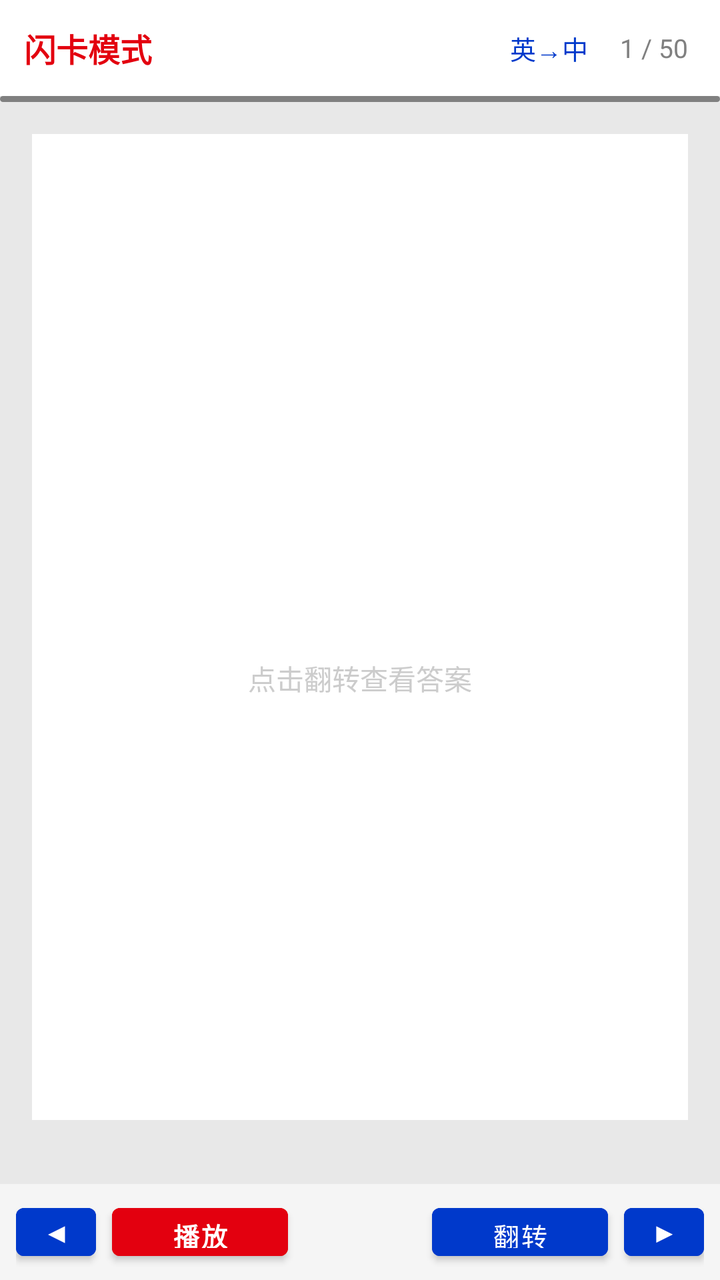
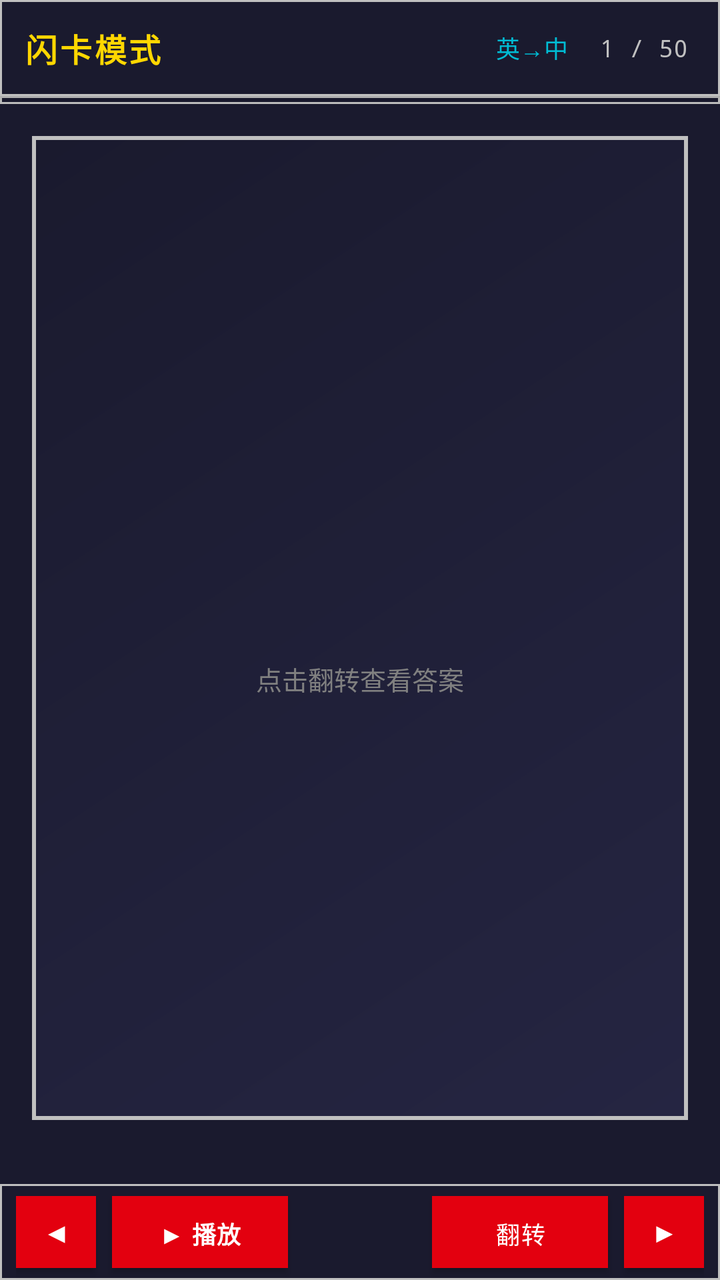

Two renders of the same Android screen: before a commit and after it. Below are the layout's source before the change and the commit's diff.
<!-- AndroidManifest.xml: application theme Theme.LearnE -->
<!-- res/layout/fragment_flashcard.xml -->
<?xml version="1.0" encoding="utf-8"?>
<LinearLayout
    xmlns:android="http://schemas.android.com/apk/res/android"
    android:layout_width="match_parent"
    android:layout_height="match_parent"
    android:background="#E8E8E8"
    android:orientation="vertical">

    
    <LinearLayout
        android:layout_width="match_parent"
        android:layout_height="48dp"
        android:orientation="horizontal"
        android:paddingHorizontal="12dp"
        android:paddingVertical="6dp"
        android:gravity="center_vertical"
        android:background="#FFFFFF">

        <TextView
            android:id="@+id/tv_title"
            android:layout_width="wrap_content"
            android:layout_height="wrap_content"
            android:text="闪卡模式"
            android:textColor="#E3000F"
            android:textSize="16sp"
            android:textStyle="bold"/>

        <View android:layout_width="0dp" android:layout_height="0dp" android:layout_weight="1"/>

        <TextView
            android:id="@+id/tv_direction"
            android:layout_width="wrap_content"
            android:layout_height="wrap_content"
            android:text="英→中"
            android:textColor="#0039CB"
            android:textSize="13sp"
            android:padding="4dp"
            android:layout_marginEnd="8dp"/>

        <TextView
            android:id="@+id/tv_progress"
            android:layout_width="wrap_content"
            android:layout_height="wrap_content"
            android:text="1 / 50"
            android:textColor="#808080"
            android:textSize="13sp"
            android:padding="4dp"/>
    </LinearLayout>

    
    <ProgressBar
        android:id="@+id/progress_bar"
        style="?android:attr/progressBarStyleHorizontal"
        android:layout_width="match_parent"
        android:layout_height="3dp"
        android:progress="0"
        android:progressDrawable="@drawable/progress_gundam"/>

    
    <LinearLayout
        android:id="@+id/content_container"
        android:layout_width="match_parent"
        android:layout_height="0dp"
        android:layout_weight="1"
        android:orientation="vertical"
        android:padding="16dp"
        android:gravity="center">

        
        <FrameLayout
            android:id="@+id/card_container"
            android:layout_width="match_parent"
            android:layout_height="0dp"
            android:layout_weight="1"
            android:layout_marginBottom="16dp">

            
            <LinearLayout
                android:id="@+id/card_front"
                android:layout_width="match_parent"
                android:layout_height="match_parent"
                android:orientation="vertical"
                android:gravity="center"
                android:background="#FFFFFF"
                android:padding="24dp"
                android:elevation="4dp">

                <TextView
                    android:id="@+id/tv_card_front_content"
                    android:layout_width="wrap_content"
                    android:layout_height="wrap_content"
                    android:text=""
                    android:textColor="#000000"
                    android:textSize="32sp"
                    android:textStyle="bold"
                    android:gravity="center"
                    android:layout_marginBottom="8dp"/>

                <TextView
                    android:id="@+id/tv_card_hint"
                    android:layout_width="wrap_content"
                    android:layout_height="wrap_content"
                    android:text="点击翻转查看答案"
                    android:textColor="#CCCCCC"
                    android:textSize="14sp"/>
            </LinearLayout>

            
            <LinearLayout
                android:id="@+id/card_back"
                android:layout_width="match_parent"
                android:layout_height="match_parent"
                android:orientation="vertical"
                android:gravity="center"
                android:background="#FFF8F0"
                android:padding="24dp"
                android:elevation="4dp"
                android:visibility="gone">

                <TextView
                    android:id="@+id/tv_card_back_word"
                    android:layout_width="wrap_content"
                    android:layout_height="wrap_content"
                    android:text=""
                    android:textColor="#0039CB"
                    android:textSize="24sp"
                    android:textStyle="bold"
                    android:layout_marginBottom="4dp"/>

                <TextView
                    android:id="@+id/tv_card_back_phonetic"
                    android:layout_width="wrap_content"
                    android:layout_height="wrap_content"
                    android:text=""
                    android:textColor="#808080"
                    android:textSize="16sp"
                    android:layout_marginBottom="12dp"/>

                <TextView
                    android:id="@+id/tv_card_back_meaning"
                    android:layout_width="wrap_content"
                    android:layout_height="wrap_content"
                    android:text=""
                    android:textColor="#E3000F"
                    android:textSize="22sp"
                    android:gravity="center"
                    android:layout_marginBottom="16dp"/>

                <TextView
                    android:id="@+id/tv_card_back_example"
                    android:layout_width="wrap_content"
                    android:layout_height="wrap_content"
                    android:text=""
                    android:textColor="#555555"
                    android:textSize="14sp"
                    android:gravity="center"/>

                <TextView
                    android:layout_width="wrap_content"
                    android:layout_height="wrap_content"
                    android:text="选择你的掌握程度"
                    android:textColor="#CCCCCC"
                    android:textSize="14sp"
                    android:layout_marginTop="24dp"/>
            </LinearLayout>
        </FrameLayout>

        
        <LinearLayout
            android:id="@+id/layout_rating"
            android:layout_width="match_parent"
            android:layout_height="wrap_content"
            android:orientation="horizontal"
            android:visibility="gone"
            android:gravity="center">

            <Button
                android:id="@+id/btn_forgot"
                android:layout_width="0dp"
                android:layout_height="48dp"
                android:layout_weight="1"
                android:text="不认识"
                android:textColor="#FFFFFF"
                android:textSize="14sp"
                android:backgroundTint="#F44336"/>

            <Button
                android:id="@+id/btn_vague"
                android:layout_width="0dp"
                android:layout_height="48dp"
                android:layout_weight="1"
                android:text="模糊"
                android:textColor="#FFFFFF"
                android:textSize="14sp"
                android:backgroundTint="#FF9800"
                android:layout_marginHorizontal="8dp"/>

            <Button
                android:id="@+id/btn_known"
                android:layout_width="0dp"
                android:layout_height="48dp"
                android:layout_weight="1"
                android:text="认识"
                android:textColor="#FFFFFF"
                android:textSize="14sp"
                android:backgroundTint="#4CAF50"/>
        </LinearLayout>
    </LinearLayout>

    
    <LinearLayout
        android:layout_width="match_parent"
        android:layout_height="48dp"
        android:orientation="horizontal"
        android:paddingHorizontal="8dp"
        android:gravity="center_vertical"
        android:background="#F5F5F5">

        <Button
            android:id="@+id/btn_prev"
            android:layout_width="40dp"
            android:layout_height="36dp"
            android:text="◀"
            android:textColor="#FFFFFF"
            android:textSize="14sp"
            android:backgroundTint="#0039CB"
            android:padding="0dp"/>

        <Button
            android:id="@+id/btn_play"
            android:layout_width="wrap_content"
            android:layout_height="36dp"
            android:text="播放"
            android:textColor="#FFFFFF"
            android:textSize="13sp"
            android:textStyle="bold"
            android:backgroundTint="#E3000F"
            android:paddingHorizontal="16dp"
            android:layout_marginStart="8dp"/>

        <View android:layout_width="0dp" android:layout_height="0dp" android:layout_weight="1"/>

        <Button
            android:id="@+id/btn_flip"
            android:layout_width="wrap_content"
            android:layout_height="36dp"
            android:text="翻转"
            android:textColor="#FFFFFF"
            android:textSize="13sp"
            android:backgroundTint="#0039CB"
            android:paddingHorizontal="16dp"/>

        <Button
            android:id="@+id/btn_next"
            android:layout_width="40dp"
            android:layout_height="36dp"
            android:text="▶"
            android:textColor="#FFFFFF"
            android:textSize="14sp"
            android:backgroundTint="#0039CB"
            android:padding="0dp"
            android:layout_marginStart="8dp"/>
    </LinearLayout>

    
    <FrameLayout
        android:id="@+id/layout_loading"
        android:layout_width="match_parent"
        android:layout_height="match_parent"
        android:visibility="gone">

        <LinearLayout
            android:layout_width="match_parent"
            android:layout_height="match_parent"
            android:orientation="vertical"
            android:gravity="center">

            <ProgressBar
                android:layout_width="48dp"
                android:layout_height="48dp"
                android:indeterminateTint="#E3000F"/>

            <TextView
                android:layout_width="wrap_content"
                android:layout_height="wrap_content"
                android:layout_marginTop="12dp"
                android:text="正在加载词库..."
                android:textColor="#000000"
                android:textSize="14sp"/>
        </LinearLayout>
    </FrameLayout>

</LinearLayout>
<!-- resources referenced by this layout -->
<resources>
  <!-- drawable progress_gundam (drawable) -->
  <?xml version="1.0" encoding="utf-8"?>
  <layer-list xmlns:android="http://schemas.android.com/apk/res/android">
      <item android:id="@android:id/background">
          <shape>
              <solid android:color="@color/gundam_gray"/>
              <corners android:radius="4dp"/>
          </shape>
      </item>
      <item android:id="@android:id/progress">
          <clip>
              <shape>
                  <gradient
                      android:startColor="@color/primary"
                      android:endColor="@color/accent"
                      android:angle="0"/>
                  <corners android:radius="4dp"/>
              </shape>
          </clip>
      </item>
  </layer-list>
  <style name="Theme.LearnE" parent="Theme.MaterialComponents.Light.NoActionBar">
          <item name="colorPrimary">@color/primary</item>
          <item name="colorPrimaryDark">@color/primary_dark</item>
          <item name="colorAccent">@color/accent</item>
      </style>
  <color name="gundam_gray">#808080</color>
  <color name="primary">#E3000F</color>
  <color name="accent">#0039CB</color>
  <color name="primary_dark">#B3000C</color>
</resources>

<!-- the commit's change to res/layout/fragment_flashcard.xml (unified diff, before → after) -->
@@ -3,8 +3,8 @@
     xmlns:android="http://schemas.android.com/apk/res/android"
     android:layout_width="match_parent"
     android:layout_height="match_parent"
-    android:background="#E8E8E8"
-    android:orientation="vertical">
+    android:orientation="vertical"
+    android:background="@color/mecha_hull">
 
     
     <LinearLayout
@@ -12,18 +12,20 @@
         android:layout_height="48dp"
         android:orientation="horizontal"
         android:paddingHorizontal="12dp"
-        android:paddingVertical="6dp"
         android:gravity="center_vertical"
-        android:background="#FFFFFF">
+        android:background="@drawable/panel_dark"
+        android:elevation="4dp">
 
         <TextView
             android:id="@+id/tv_title"
             android:layout_width="wrap_content"
             android:layout_height="wrap_content"
             android:text="闪卡模式"
-            android:textColor="#E3000F"
+            android:textColor="@color/mecha_gold"
             android:textSize="16sp"
-            android:textStyle="bold"/>
+            android:textStyle="bold"
+            android:fontFamily="monospace"
+            android:letterSpacing="0.08"/>
 
         <View android:layout_width="0dp" android:layout_height="0dp" android:layout_weight="1"/>
 
@@ -32,8 +34,9 @@
             android:layout_width="wrap_content"
             android:layout_height="wrap_content"
             android:text="英→中"
-            android:textColor="#0039CB"
-            android:textSize="13sp"
+            android:textColor="@color/mecha_hud_cyan"
+            android:textSize="12sp"
+            android:fontFamily="monospace"
             android:padding="4dp"
             android:layout_marginEnd="8dp"/>
 
@@ -42,19 +45,18 @@
             android:layout_width="wrap_content"
             android:layout_height="wrap_content"
             android:text="1 / 50"
-            android:textColor="#808080"
-            android:textSize="13sp"
+            android:textColor="@color/mecha_armor"
+            android:textSize="12sp"
+            android:fontFamily="monospace"
             android:padding="4dp"/>
     </LinearLayout>
 
     
     <ProgressBar
         android:id="@+id/progress_bar"
-        style="?android:attr/progressBarStyleHorizontal"
-        android:layout_width="match_parent"
-        android:layout_height="3dp"
-        android:progress="0"
-        android:progressDrawable="@drawable/progress_gundam"/>
+        style="@style/AutoPlayProgress"
+        android:layout_width="match_parent"
+        android:layout_height="4dp"/>
 
     
     <LinearLayout
@@ -81,7 +83,7 @@
                 android:layout_height="match_parent"
                 android:orientation="vertical"
                 android:gravity="center"
-                android:background="#FFFFFF"
+                android:background="@drawable/card_metal"
                 android:padding="24dp"
                 android:elevation="4dp">
 
@@ -90,10 +92,11 @@
                     android:layout_width="wrap_content"
                     android:layout_height="wrap_content"
                     android:text=""
-                    android:textColor="#000000"
+                    android:textColor="@color/mecha_white"
                     android:textSize="32sp"
                     android:textStyle="bold"
                     android:gravity="center"
+                    android:fontFamily="monospace"
                     android:layout_marginBottom="8dp"/>
 
                 <TextView
@@ -101,8 +104,9 @@
                     android:layout_width="wrap_content"
                     android:layout_height="wrap_content"
                     android:text="点击翻转查看答案"
-                    android:textColor="#CCCCCC"
-                    android:textSize="14sp"/>
+                    android:textColor="@color/mecha_armor_dark"
+                    android:textSize="13sp"
+                    android:fontFamily="monospace"/>
             </LinearLayout>
 
             
@@ -112,7 +116,7 @@
                 android:layout_height="match_parent"
                 android:orientation="vertical"
                 android:gravity="center"
-                android:background="#FFF8F0"
+                android:background="@drawable/panel_dark"
                 android:padding="24dp"
                 android:elevation="4dp"
                 android:visibility="gone">
@@ -122,9 +126,10 @@
                     android:layout_width="wrap_content"
                     android:layout_height="wrap_content"
                     android:text=""
-                    android:textColor="#0039CB"
+                    android:textColor="@color/mecha_hud_cyan"
                     android:textSize="24sp"
                     android:textStyle="bold"
+                    android:fontFamily="monospace"
                     android:layout_marginBottom="4dp"/>
 
                 <TextView
@@ -132,7 +137,7 @@
                     android:layout_width="wrap_content"
                     android:layout_height="wrap_content"
                     android:text=""
-                    android:textColor="#808080"
+                    android:textColor="@color/mecha_armor"
                     android:textSize="16sp"
                     android:layout_marginBottom="12dp"/>
 
@@ -141,26 +146,81 @@
                     android:layout_width="wrap_content"
                     android:layout_height="wrap_content"
                     android:text=""
-                    android:textColor="#E3000F"
+                    android:textColor="@color/mecha_gold"
                     android:textSize="22sp"
                     android:gravity="center"
-                    android:layout_marginBottom="16dp"/>
+                    android:layout_marginBottom="12dp"/>
+
+                <TextView
+                    android:id="@+id/tv_card_back_phrase_label"
+                    android:layout_width="wrap_content"
+                    android:layout_height="wrap_content"
+                    android:text="词组"
+                    android:textColor="@color/mecha_hud_cyan"
+                    android:textSize="12sp"
+                    android:textStyle="bold"
+                    android:fontFamily="monospace"
+                    android:visibility="gone"
+                    android:layout_marginTop="8dp"/>
+
+                <TextView
+                    android:id="@+id/tv_card_back_phrase"
+                    android:layout_width="wrap_content"
+                    android:layout_height="wrap_content"
+                    android:text=""
+                    android:textColor="@color/mecha_hud_cyan"
+                    android:textSize="18sp"
+                    android:gravity="center"
+                    android:layout_marginBottom="4dp"/>
+
+                <TextView
+                    android:id="@+id/tv_card_back_phrase_meaning"
+                    android:layout_width="wrap_content"
+                    android:layout_height="wrap_content"
+                    android:text=""
+                    android:textColor="@color/mecha_armor"
+                    android:textSize="14sp"
+                    android:gravity="center"
+                    android:layout_marginBottom="12dp"/>
+
+                <TextView
+                    android:id="@+id/tv_card_back_example_label"
+                    android:layout_width="wrap_content"
+                    android:layout_height="wrap_content"
+                    android:text="例句"
+                    android:textColor="@color/mecha_hud_cyan"
+                    android:textSize="12sp"
+                    android:textStyle="bold"
+                    android:fontFamily="monospace"
+                    android:visibility="gone"
+                    android:layout_marginTop="8dp"/>
 
                 <TextView
                     android:id="@+id/tv_card_back_example"
                     android:layout_width="wrap_content"
                     android:layout_height="wrap_content"
                     android:text=""
-                    android:textColor="#555555"
+                    android:textColor="@color/mecha_armor_light"
                     android:textSize="14sp"
                     android:gravity="center"/>
 
                 <TextView
+                    android:id="@+id/tv_card_back_example_meaning"
+                    android:layout_width="wrap_content"
+                    android:layout_height="wrap_content"
+                    android:text=""
+                    android:textColor="@color/mecha_armor"
+                    android:textSize="13sp"
+                    android:gravity="center"
+                    android:layout_marginTop="4dp"/>
+
+                <TextView
                     android:layout_width="wrap_content"
                     android:layout_height="wrap_content"
                     android:text="选择你的掌握程度"
-                    android:textColor="#CCCCCC"
-                    android:textSize="14sp"
+                    android:textColor="@color/mecha_armor_dark"
+                    android:textSize="13sp"
+                    android:fontFamily="monospace"
                     android:layout_marginTop="24dp"/>
             </LinearLayout>
         </FrameLayout>
@@ -180,9 +240,10 @@
                 android:layout_height="48dp"
                 android:layout_weight="1"
                 android:text="不认识"
-                android:textColor="#FFFFFF"
+                android:textColor="@color/mecha_white"
                 android:textSize="14sp"
-                android:backgroundTint="#F44336"/>
+                android:background="@drawable/btn_primary"
+                android:letterSpacing="0.05"/>
 
             <Button
                 android:id="@+id/btn_vague"
@@ -190,10 +251,11 @@
                 android:layout_height="48dp"
                 android:layout_weight="1"
                 android:text="模糊"
-                android:textColor="#FFFFFF"
+                android:textColor="@color/mecha_white"
                 android:textSize="14sp"
-                android:backgroundTint="#FF9800"
-                android:layout_marginHorizontal="8dp"/>
+                android:background="@drawable/btn_gold"
+                android:layout_marginHorizontal="8dp"
+                android:letterSpacing="0.05"/>
 
             <Button
                 android:id="@+id/btn_known"
@@ -201,9 +263,10 @@
                 android:layout_height="48dp"
                 android:layout_weight="1"
                 android:text="认识"
-                android:textColor="#FFFFFF"
+                android:textColor="@color/mecha_white"
                 android:textSize="14sp"
-                android:backgroundTint="#4CAF50"/>
+                android:background="@drawable/btn_accent"
+                android:letterSpacing="0.05"/>
         </LinearLayout>
     </LinearLayout>
 
@@ -214,29 +277,30 @@
         android:orientation="horizontal"
         android:paddingHorizontal="8dp"
         android:gravity="center_vertical"
-        android:background="#F5F5F5">
+        android:background="@drawable/panel_dark">
 
         <Button
             android:id="@+id/btn_prev"
             android:layout_width="40dp"
             android:layout_height="36dp"
             android:text="◀"
-            android:textColor="#FFFFFF"
+            android:textColor="@color/mecha_white"
             android:textSize="14sp"
-            android:backgroundTint="#0039CB"
+            android:background="@drawable/btn_accent"
             android:padding="0dp"/>
 
         <Button
             android:id="@+id/btn_play"
             android:layout_width="wrap_content"
             android:layout_height="36dp"
-            android:text="播放"
-            android:textColor="#FFFFFF"
-            android:textSize="13sp"
+            android:text="▶ 播放"
+            android:textColor="@color/mecha_white"
+            android:textSize="12sp"
             android:textStyle="bold"
-            android:backgroundTint="#E3000F"
-            android:paddingHorizontal="16dp"
-            android:layout_marginStart="8dp"/>
+            android:background="@drawable/btn_primary"
+            android:paddingHorizontal="14dp"
+            android:layout_marginStart="8dp"
+            android:letterSpacing="0.05"/>
 
         <View android:layout_width="0dp" android:layout_height="0dp" android:layout_weight="1"/>
 
@@ -245,19 +309,20 @@
             android:layout_width="wrap_content"
             android:layout_height="36dp"
             android:text="翻转"
-            android:textColor="#FFFFFF"
-            android:textSize="13sp"
-            android:backgroundTint="#0039CB"
-            android:paddingHorizontal="16dp"/>
+            android:textColor="@color/mecha_white"
+            android:textSize="12sp"
+            android:background="@drawable/btn_gold"
+            android:paddingHorizontal="14dp"
+            android:letterSpacing="0.05"/>
 
         <Button
             android:id="@+id/btn_next"
             android:layout_width="40dp"
             android:layout_height="36dp"
             android:text="▶"
-            android:textColor="#FFFFFF"
+            android:textColor="@color/mecha_white"
             android:textSize="14sp"
-            android:backgroundTint="#0039CB"
+            android:background="@drawable/btn_accent"
             android:padding="0dp"
             android:layout_marginStart="8dp"/>
     </LinearLayout>
@@ -267,7 +332,8 @@
         android:id="@+id/layout_loading"
         android:layout_width="match_parent"
         android:layout_height="match_parent"
-        android:visibility="gone">
+        android:visibility="gone"
+        android:background="@color/mecha_hull">
 
         <LinearLayout
             android:layout_width="match_parent"
@@ -278,15 +344,16 @@
             <ProgressBar
                 android:layout_width="48dp"
                 android:layout_height="48dp"
-                android:indeterminateTint="#E3000F"/>
+                android:indeterminateTint="@color/mecha_gold"/>
 
             <TextView
                 android:layout_width="wrap_content"
                 android:layout_height="wrap_content"
                 android:layout_marginTop="12dp"
                 android:text="正在加载词库..."
-                android:textColor="#000000"
-                android:textSize="14sp"/>
+                android:textColor="@color/mecha_armor"
+                android:textSize="14sp"
+                android:fontFamily="monospace"/>
         </LinearLayout>
     </FrameLayout>
 
<!-- resource entries referenced after the edit -->
@@ -1,34 +1,103 @@
 <!-- resources referenced by this layout -->
 <resources>
+  <color name="mecha_armor">#C0C0C0</color>
+  <color name="mecha_armor_dark">#808080</color>
+  <color name="mecha_armor_light">#D8D8D8</color>
+  <color name="mecha_gold">#FFD700</color>
+  <color name="mecha_hud_cyan">#00BCD4</color>
+  <color name="mecha_hull">#1A1A2E</color>
+  <color name="mecha_white">#FFFFFF</color>
+  <!-- drawable btn_accent (drawable) -->
+  <?xml version="1.0" encoding="utf-8"?>
+  <selector xmlns:android="http://schemas.android.com/apk/res/android">
+      <item android:state_pressed="true">
+          <shape android:shape="rectangle">
+              <solid android:color="#002D9E"/>
+              <stroke android:width="2dp" android:color="#FFD700"/>
+          </shape>
+      </item>
+      <item>
+          <shape android:shape="rectangle">
+              <solid android:color="#0039CB"/>
+              <stroke android:width="1dp" android:color="#C0C0C0"/>
+          </shape>
+      </item>
+  </selector>
+  <!-- drawable btn_gold (drawable) -->
+  <?xml version="1.0" encoding="utf-8"?>
+  <selector xmlns:android="http://schemas.android.com/apk/res/android">
+      <item android:state_pressed="true">
+          <shape android:shape="rectangle">
+              <solid android:color="#C8A200"/>
+              <stroke android:width="2dp" android:color="#E3000F"/>
+          </shape>
+      </item>
+      <item>
+          <shape android:shape="rectangle">
+              <solid android:color="#FFD700"/>
+              <stroke android:width="1dp" android:color="#808080"/>
+          </shape>
+      </item>
+  </selector>
+  <!-- drawable btn_primary (drawable) -->
+  <?xml version="1.0" encoding="utf-8"?>
+  <selector xmlns:android="http://schemas.android.com/apk/res/android">
+      <item android:state_pressed="true">
+          <shape android:shape="rectangle">
+              <solid android:color="#B3000C"/>
+              <stroke android:width="2dp" android:color="#FFD700"/>
+          </shape>
+      </item>
+      <item>
+          <shape android:shape="rectangle">
+              <solid android:color="#E3000F"/>
+              <stroke android:width="1dp" android:color="#C0C0C0"/>
+          </shape>
+      </item>
+  </selector>
+  <!-- drawable card_metal (drawable) -->
+  <?xml version="1.0" encoding="utf-8"?>
+  <shape xmlns:android="http://schemas.android.com/apk/res/android" android:shape="rectangle">
+      <gradient android:startColor="#252542" android:endColor="#1A1A2E" android:angle="135"/>
+      <stroke android:width="2dp" android:color="#C0C0C0"/>
+  </shape>
+  <!-- drawable panel_dark (drawable) -->
+  <?xml version="1.0" encoding="utf-8"?>
+  <shape xmlns:android="http://schemas.android.com/apk/res/android" android:shape="rectangle">
+      <solid android:color="#1A1A2E"/>
+      <stroke android:width="1dp" android:color="#C0C0C0"/>
+  </shape>
+  <style name="AutoPlayProgress" parent="Widget.AppCompat.ProgressBar.Horizontal">
+          <item name="android:progressDrawable">@drawable/progress_gundam</item>
+          <item name="android:minHeight">8dp</item>
+      </style>
   <!-- drawable progress_gundam (drawable) -->
   <?xml version="1.0" encoding="utf-8"?>
   <layer-list xmlns:android="http://schemas.android.com/apk/res/android">
       <item android:id="@android:id/background">
-          <shape>
-              <solid android:color="@color/gundam_gray"/>
-              <corners android:radius="4dp"/>
+          <shape android:shape="rectangle">
+              <solid android:color="#1A1A2E"/>
+              <stroke android:width="1dp" android:color="#C0C0C0"/>
           </shape>
       </item>
       <item android:id="@android:id/progress">
           <clip>
-              <shape>
-                  <gradient
-                      android:startColor="@color/primary"
-                      android:endColor="@color/accent"
-                      android:angle="0"/>
-                  <corners android:radius="4dp"/>
+              <shape android:shape="rectangle">
+                  <gradient android:startColor="#FFD700" android:endColor="#0039CB" android:angle="0"/>
               </shape>
           </clip>
       </item>
   </layer-list>
+  <color name="mecha_red">#E3000F</color>
+  <color name="mecha_red_dark">#B3000C</color>
+  <color name="mecha_offwhite">#E8ECF0</color>
   <style name="Theme.LearnE" parent="Theme.MaterialComponents.Light.NoActionBar">
-          <item name="colorPrimary">@color/primary</item>
-          <item name="colorPrimaryDark">@color/primary_dark</item>
-          <item name="colorAccent">@color/accent</item>
+          <item name="colorPrimary">@color/mecha_red</item>
+          <item name="colorPrimaryDark">@color/mecha_red_dark</item>
+          <item name="colorAccent">@color/mecha_gold</item>
+          <item name="android:windowBackground">@color/mecha_offwhite</item>
+          <item name="android:statusBarColor">@color/mecha_hull</item>
+          <item name="android:navigationBarColor">@color/mecha_hull</item>
       </style>
-  <color name="gundam_gray">#808080</color>
-  <color name="primary">#E3000F</color>
-  <color name="accent">#0039CB</color>
-  <color name="primary_dark">#B3000C</color>
 </resources>
 
